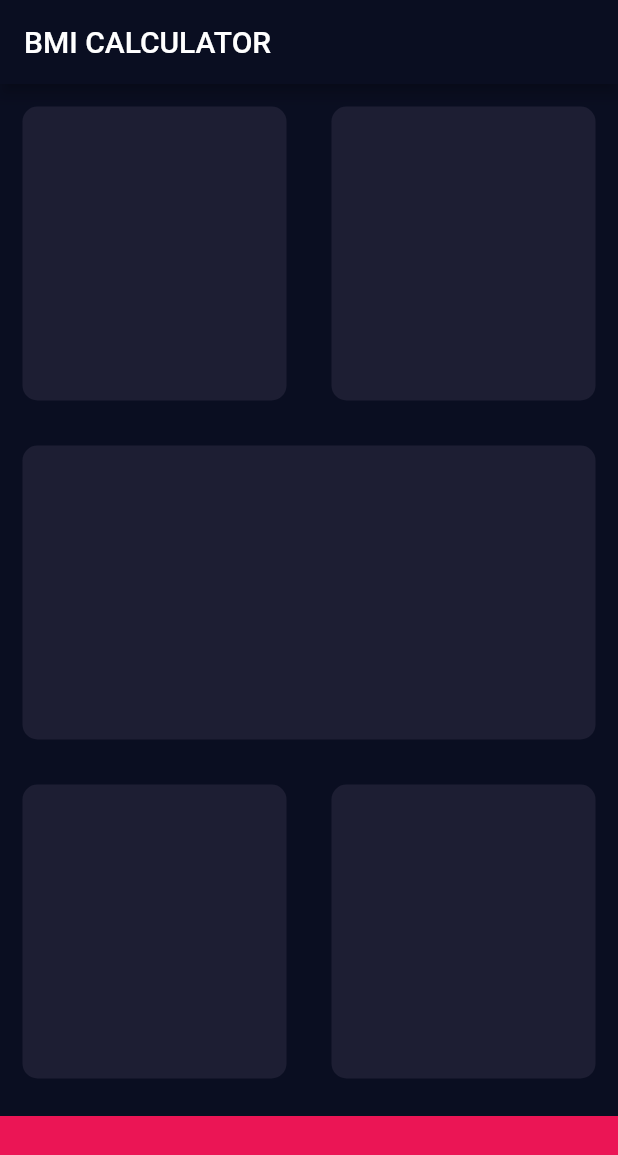
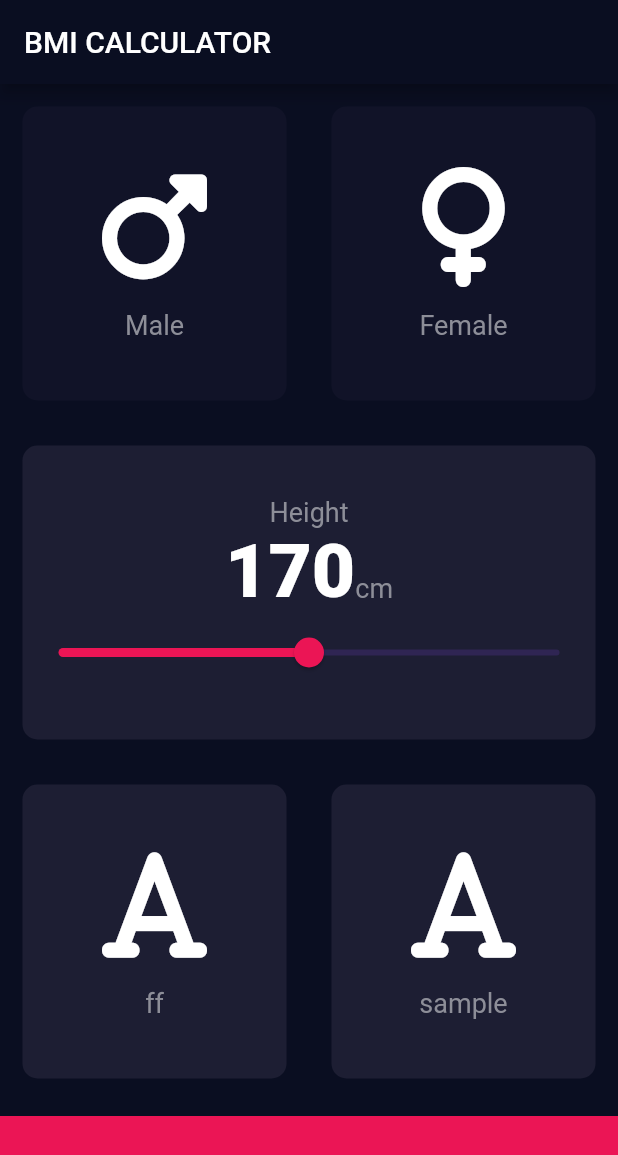
Before and after one commit to TheCalculas/BMI_Calculator, a Flutter app: the screen it shows after launch, on a phone screen of 412 x 824 dp. Shown: the top 1155 px of the screen. Run offline on Flutter 3.47's test engine with Material 2 defaults, Android fonts, the phone set to English and light mode, and no system bars; our stand-ins replace font_awesome_flutter.

Commit message:
slider card made today

```diff
--- /dev/null
+++ b/lib/icon_content.dart
@@ -0,0 +1,36 @@
+import 'package:flutter/material.dart';
+
+
+
+class iconWiget extends StatelessWidget {
+
+
+  final IconData ico;
+  final String txt;
+  iconWiget(this.ico, this.txt);
+  @override
+  Widget build(BuildContext context) {
+    return Center(
+      child: Column(
+        mainAxisAlignment: MainAxisAlignment.center,
+        children: [
+          Icon(
+            ico,
+            color: Colors.white,
+            size: 80.0,
+          ),
+          SizedBox(
+            height: 15.0,
+          ),
+          Text(
+            txt,
+            style: TextStyle(
+              fontSize: 18.0,
+              color: Color(0xFF8D8E98),
+            ),
+          )
+        ],
+      ),
+    );
+  }
+}
--- a/lib/inputpg.dart
+++ b/lib/inputpg.dart
@@ -1,7 +1,11 @@
 import 'dart:ui';
 import 'package:flutter/material.dart';
+import 'reusable_card.dart';
+import 'icon_content.dart';
+import 'package:font_awesome_flutter/font_awesome_flutter.dart';
 
 const containerColor = Color(0xFF1D1E33);
+const passiveContainerColor = Color(0xFF111328);
 
 class InputPage extends StatefulWidget {
   @override
@@ -9,6 +13,9 @@ class InputPage extends StatefulWidget {
 }
 
 class _InputPageState extends State<InputPage> {
+  Color maleColor = passiveContainerColor;
+  Color femaleColor = passiveContainerColor;
+  int height = 170;
   @override
   Widget build(BuildContext context) {
     return Scaffold(
@@ -16,31 +23,104 @@ class _InputPageState extends State<InputPage> {
         title: Text('BMI CALCULATOR'),
       ),
       body: Column(
+        crossAxisAlignment:
+            CrossAxisAlignment.stretch, // stretches all the childrens
         children: [
           Expanded(
             child: Row(
               children: [
                 Expanded(
-                  child: ReusableCard(containerColor),
+                  child: GestureDetector(
+                      onTap: () {
+                        setState(() {
+                          maleColor = containerColor;
+                          femaleColor = passiveContainerColor;
+                        });
+                      },
+                      child: ReusableCard(
+                        maleColor,
+                        iconWiget(FontAwesomeIcons.mars, "Male"),
+                      )),
                 ),
                 Expanded(
-                  child: ReusableCard(containerColor),
+                  child: GestureDetector(
+                      onTap: () {
+                        setState(() {
+                          femaleColor = containerColor;
+                          maleColor = passiveContainerColor;
+                        });
+                      },
+                      child: ReusableCard(
+                        femaleColor,
+                        iconWiget(FontAwesomeIcons.venus, "Female"),
+                      )),
                 ),
               ],
             ),
           ),
+          // Main Slider component
           Expanded(
-            child: ReusableCard(containerColor),
-          ),
+              child: ReusableCard(
+                  containerColor,
+                  Column(
+                    mainAxisAlignment: MainAxisAlignment.center,
+                    children: [
+                      Text(
+                        'Height',
+                        style: TextStyle(
+                          fontSize: 18.0,
+                          color: Color(0xFF8D8E98),
+                        ),
+                      ),
+                      Row(
+                        mainAxisAlignment: MainAxisAlignment.center,
+                        crossAxisAlignment: CrossAxisAlignment.baseline,
+                        textBaseline: TextBaseline.alphabetic,
+                        children: [
+                          Text(
+                            height.toString(),
+                            style: TextStyle(
+                              fontSize: 50.0,
+                              fontWeight: FontWeight.w900,
+                            ),
+                          ),
+                          Text(
+                            'cm',
+                            style: TextStyle(
+                              fontSize: 18.0,
+                              color: Color(0xFF8D8E98),
+                            ),
+                          )
+                        ],
+                      ),
+                      Slider(
+                        value: height.toDouble(),
+                        min: 120,
+                        max: 220,
+                        // divisions: 1,
+                        activeColor: Color(0xFFEB1555),
+                        label: height.toString(),
+                        onChanged: (double value) {
+                          setState(() {
+                            height = value.round();
+                          });
+                        },
+                      ),
+                    ],
+                  ))),
           Expanded(
             child: Row(
               children: [
                 Expanded(
-                  child: ReusableCard(containerColor),
+                  child: ReusableCard(
+                    containerColor,
+                    iconWiget(FontAwesomeIcons.font, "ff"),
+                  ),
                 ),
                 Expanded(
                   child: ReusableCard(
                     containerColor,
+                    iconWiget(FontAwesomeIcons.font, "sample"),
                   ),
                 ),
               ],
@@ -59,21 +139,3 @@ class _InputPageState extends State<InputPage> {
 }
 
 // Color(0xFF1D1E33)
-
-// as it was repeting so we extracted it out
-class ReusableCard extends StatelessWidget {
-  ReusableCard(this.colour);
-
-  // use final in case of the color property it makes this property immutable
-  final Color colour; // created a temp color variable
-  @override
-  Widget build(BuildContext context) {
-    return Container(
-      margin: EdgeInsets.all(15.0),
-      decoration: BoxDecoration(
-        color: colour,
-        borderRadius: BorderRadius.circular(10.0),
-      ),
-    );
-  }
-}
--- /dev/null
+++ b/lib/reusable_card.dart
@@ -0,0 +1,21 @@
+import 'package:flutter/material.dart';
+
+// as it was repeting so we extracted it out
+class ReusableCard extends StatelessWidget {
+  ReusableCard(this.colour, this.cardChild);
+
+  // use final in case of the color property it makes this property immutable
+  final Color colour; // created a temp color variable
+  final Widget cardChild;
+  @override
+  Widget build(BuildContext context) {
+    return Container(
+      child: cardChild,
+      margin: EdgeInsets.all(15.0),
+      decoration: BoxDecoration(
+        color: colour,
+        borderRadius: BorderRadius.circular(10.0),
+      ),
+    );
+  }
+}
--- a/pubspec.yaml
+++ b/pubspec.yaml
@@ -34,6 +34,7 @@ dependencies:
   # The following adds the Cupertino Icons font to your application.
   # Use with the CupertinoIcons class for iOS style icons.
   cupertino_icons: ^1.0.2
+  font_awesome_flutter: ^10.1.0
 
 dev_dependencies:
   flutter_test:
```
Also changed, not shown: pubspec.lock.
